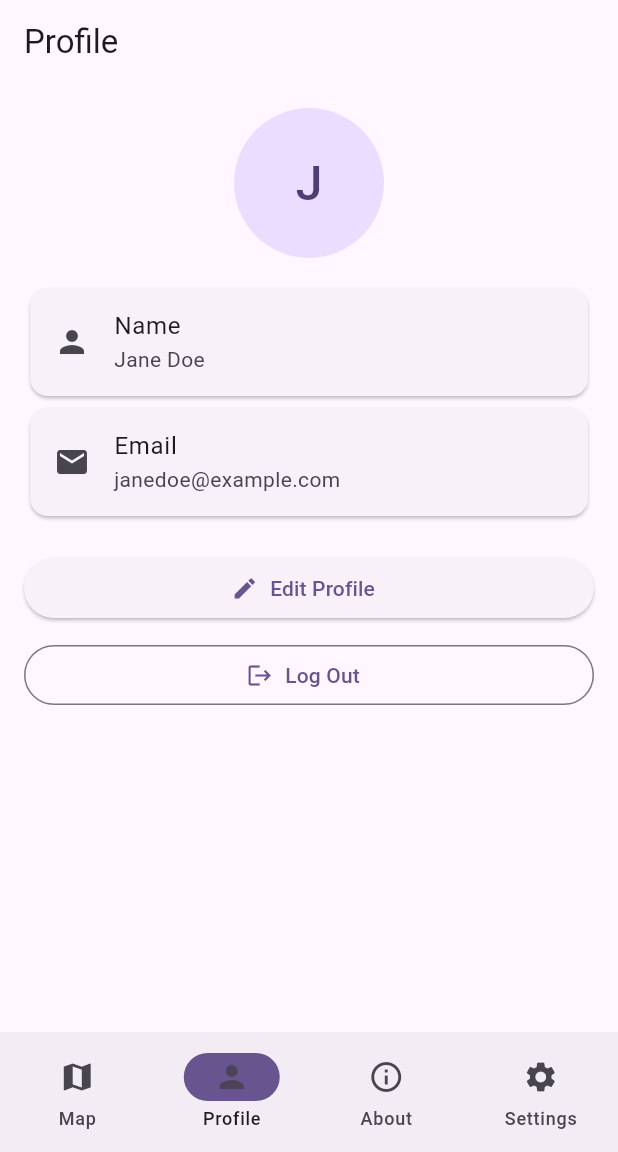
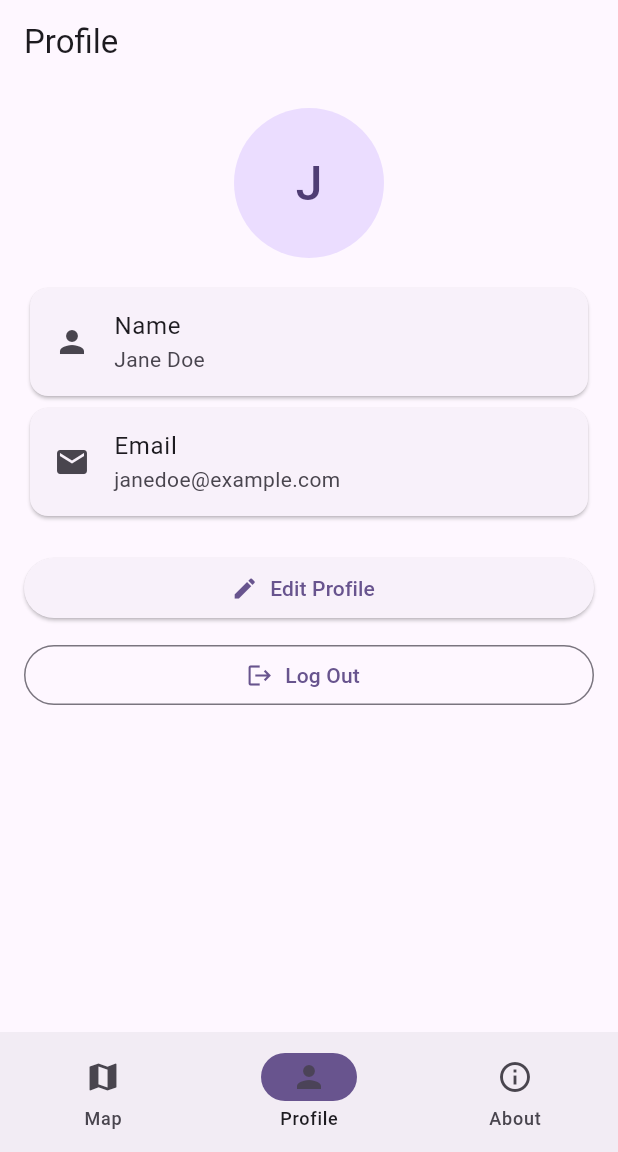
Before and after one commit to darrock7/UrbanNa, a Flutter app: the screen it shows after launch, item 2 of the bottom bar chosen, on a phone screen of 412 x 824 dp, the part 84-1236 px from its top. Run offline on Flutter 3.47's test engine with Material 3 defaults, Android fonts, the phone set to English and light mode, and no system bars; our stand-ins replace flutter_map, geolocator, image_picker, latlong2, sqflite, sqflite_common_ffi; accounts and stored records are empty.

Commit message:
Settings pt2

```diff
--- a/lib/screens/home_screen.dart
+++ b/lib/screens/home_screen.dart
@@ -2,7 +2,6 @@ import 'package:flutter/material.dart';
 import 'package:urbanna/views/map.dart';
 import 'package:urbanna/views/profile.dart';
 import 'package:urbanna/views/about.dart';
-import 'package:urbanna/views/settings.dart';
 import 'package:urbanna/views/submit_alert.dart';
 
 class MyHomePage extends StatefulWidget {
@@ -33,7 +32,6 @@ class _MyHomePageState extends State<MyHomePage> {
             MapView(), // Map view
             ProfileView(), // Profile view
             AboutView(), // About view
-            SettingsView(), // Settings view
           ],
         ),
       ),
@@ -49,7 +47,6 @@ class _MyHomePageState extends State<MyHomePage> {
           NavigationDestination(icon: Icon(Icons.map), label: 'Map'),
           NavigationDestination(icon: Icon(Icons.person), label: 'Profile'),
           NavigationDestination(icon: Icon(Icons.info_outline), label: 'About'),
-          NavigationDestination(icon: Icon(Icons.settings), label: 'Settings'),
         ],
       ),
           floatingActionButton: _currTabIndex == 0 ? FloatingActionButton(
```
